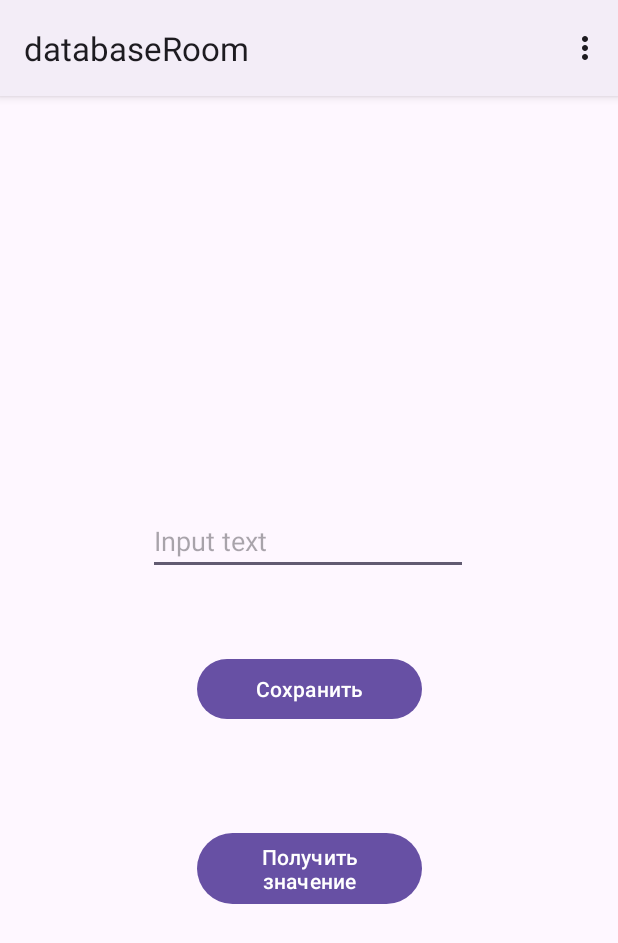
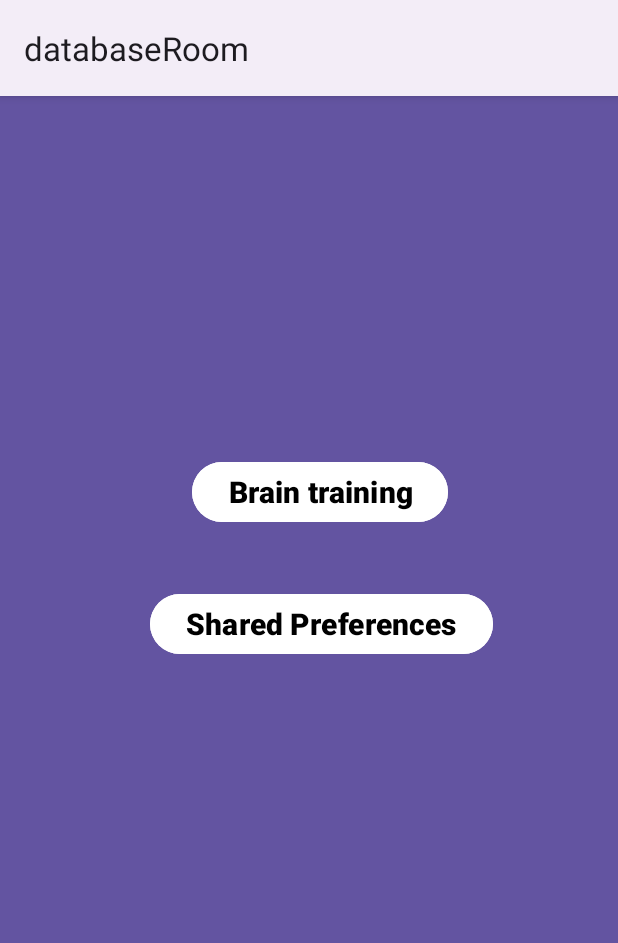
Before and after one commit to N1ph1l1m/android_saveData, an Android app: the screen it shows after launch (MainActivity), on a phone screen of 412 x 824 dp. Shown: the top 943 px of the screen. Run offline under Robolectric (Android 15) with nearby library versions, the phone set to English and light mode, and no system bars.

Commit message:
Create new MainActivity

```diff
--- a/app/src/main/java/com/example/databaseroom/MainActivity.java
+++ b/app/src/main/java/com/example/databaseroom/MainActivity.java
@@ -1,65 +1,26 @@
 package com.example.databaseroom;
 
-import androidx.annotation.NonNull;
 import androidx.appcompat.app.AppCompatActivity;
 
 import android.content.Intent;
-import android.content.SharedPreferences;
 import android.os.Bundle;
-import android.view.Menu;
-import android.view.MenuInflater;
-import android.view.MenuItem;
 import android.view.View;
-import android.widget.EditText;
-import android.widget.TextView;
 
 public class MainActivity extends AppCompatActivity {
-
-
-    private SharedPreferences  pref;
-    private EditText editSave;
-    private final String setKey = "save_key";
-    private TextView getText;
 
     @Override
     protected void onCreate(Bundle savedInstanceState) {
         super.onCreate(savedInstanceState);
-        setContentView(R.layout.activity_main);
-        init();
-        getText = findViewById(R.id.getTextView);
+        setContentView(R.layout.activity_main2);
     }
 
-    public void save(View view) {
-        SharedPreferences.Editor edit = pref.edit();
-        edit.putString(setKey, editSave.getText().toString());
-        edit.apply();
+    public void moveToShared(View view) {
+        Intent intentShared = new Intent(MainActivity.this , SharedPreferences.class);
+        startActivity(intentShared);
     }
 
-    public void get(View view) {
-        getText.setText(pref.getString(setKey,"Text"));
+    public void moveToBrain(View view) {
+        Intent intentBrain = new Intent(MainActivity.this , StartBrain.class);
+        startActivity(intentBrain);
     }
-
-    private void init(){
-        pref = getSharedPreferences("Test" , MODE_PRIVATE);
-        editSave = findViewById(R.id.editText);
-    }
-
-
-    @Override
-    public boolean onCreateOptionsMenu(Menu menu) {
-        MenuInflater inflater = getMenuInflater();
-        inflater.inflate(R.menu.menu,menu);
-        return true;
-    }
-
-    @Override
-    public boolean onOptionsItemSelected(MenuItem item) {
-        int id = item.getItemId();
-        if(id == R.id.brainActivity){
-            startActivity(new Intent(MainActivity.this, StartBrain.class));
-            return true;
-        }
-        return super.onOptionsItemSelected(item);
-    }
-
 }
--- a/app/src/main/res/layout/activity_main.xml
+++ b/app/src/main/res/layout/activity_main.xml
@@ -4,7 +4,7 @@
     xmlns:tools="http://schemas.android.com/tools"
     android:layout_width="match_parent"
     android:layout_height="match_parent"
-    tools:context=".MainActivity">
+    tools:context=".SharedPreferences">
 
 
     <EditText
@@ -24,7 +24,6 @@
         android:id="@+id/buttonTrue"
         android:layout_width="150dp"
         android:layout_height="wrap_content"
-
         android:layout_marginTop="52dp"
         android:onClick="save"
         android:text="@string/save"
--- /dev/null
+++ b/app/src/main/res/layout/activity_main2.xml
@@ -0,0 +1,46 @@
+<?xml version="1.0" encoding="utf-8"?>
+<RelativeLayout
+    xmlns:android="http://schemas.android.com/apk/res/android"
+    xmlns:app="http://schemas.android.com/apk/res-auto"
+    xmlns:tools="http://schemas.android.com/tools"
+    android:layout_width="match_parent"
+    android:layout_height="match_parent"
+    android:background="#6354A1"
+    tools:context=".MainActivity">
+
+    <LinearLayout
+        android:layout_width="wrap_content"
+        android:layout_height="wrap_content"
+        android:orientation="vertical">
+
+        <Button
+            android:id="@+id/brainTrain"
+            android:layout_width="wrap_content"
+            android:layout_height="wrap_content"
+            android:backgroundTint="#FFFFFF"
+            android:onClick="moveToBrain"
+            android:text="Brain training"
+            android:textColor="@color/black"
+            android:textSize="20dp"
+            android:textStyle="bold"
+            android:layout_marginTop="240dp"
+            android:layout_marginLeft="128dp"
+            />
+        <Button
+            android:id="@+id/sharedPref"
+            android:layout_width="wrap_content"
+            android:layout_height="wrap_content"
+            android:backgroundTint="#FFFFFF"
+            android:onClick="moveToShared"
+            android:text="Shared Preferences"
+            android:textColor="@color/black"
+            android:textSize="20dp"
+            android:textStyle="bold"
+            android:layout_marginTop="40dp"
+            android:layout_marginLeft="100dp"
+            />
+
+
+    </LinearLayout>
+
+</RelativeLayout>
```
Also changed, not shown: app/src/main/AndroidManifest.xml (+8 -3 lines), app/src/main/java/com/example/databaseroom/SharedPreferences.java (added, +63 -0 lines).
